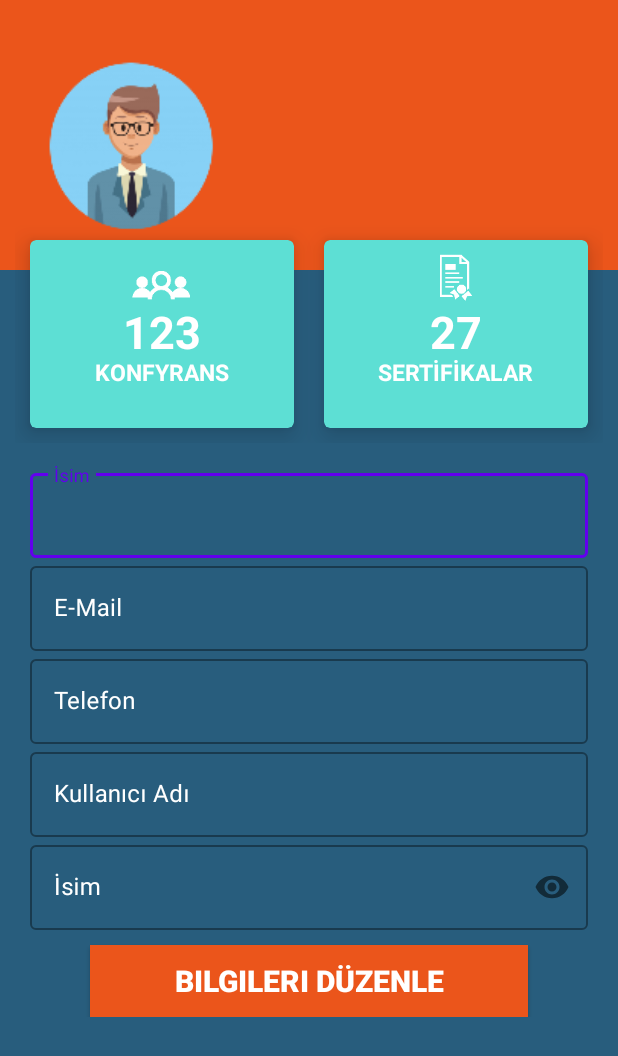
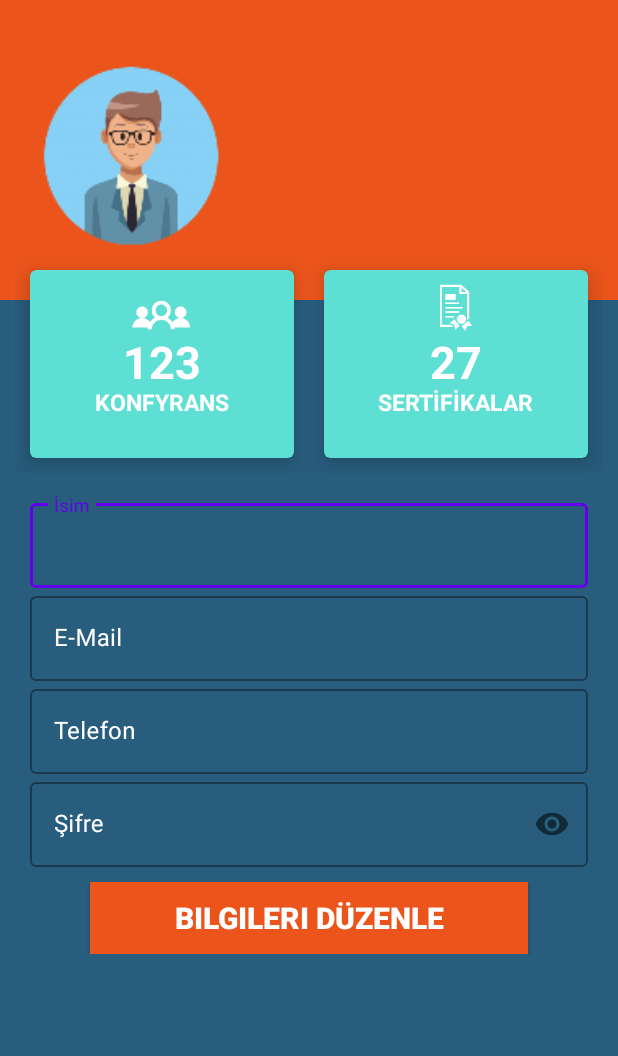
Before and after one commit to beratdevecioglu/KONFY, an Android app: the Profile screen opened directly, with no data from a screen before it, on a phone screen of 412 x 824 dp. Shown: the top 1056 px of the screen. Run offline under Robolectric (Android 15) with nearby library versions, the phone set to English and light mode, and no system bars; our stand-ins replace Firebase (no records; nobody signed in at launch, a user with empty details on screens opened directly).

Commit message:
Updating user data

```diff
--- a/app/src/main/java/com/example/senior/Profile.java
+++ b/app/src/main/java/com/example/senior/Profile.java
@@ -4,28 +4,37 @@ import androidx.appcompat.app.AppCompatActivity;
 
 import android.content.Intent;
 import android.os.Bundle;
+import android.view.View;
 import android.view.WindowManager;
 import android.widget.TextView;
+import android.widget.Toast;
 
 import com.google.android.material.textfield.TextInputLayout;
+import com.google.firebase.database.DatabaseReference;
+import com.google.firebase.database.FirebaseDatabase;
 
 public class Profile extends AppCompatActivity {
 
     TextView fullNameLabel, emailLabel;
     TextInputLayout  fullname, username, phonenumber, email, password;
+
+    String _NAME, _EMAIL, _PHONENUMBER, _USERNAME, _PASSWORD;
+
+    DatabaseReference reference;
+
     @Override
     protected void onCreate(Bundle savedInstanceState) {
         getWindow().setFlags(WindowManager.LayoutParams.FLAG_FULLSCREEN, WindowManager.LayoutParams.FLAG_FULLSCREEN);
         super.onCreate(savedInstanceState);
         setContentView(R.layout.activity_profile);
 
+        reference = FirebaseDatabase.getInstance().getReference("accounts");
         //Hooks
         fullNameLabel = findViewById(R.id.fullest_name);
         emailLabel = findViewById(R.id.show_email);
         fullname = findViewById(R.id.fullest_name_profile);
         email = findViewById(R.id.email_profile);
         phonenumber = findViewById(R.id.phonenumber_profile);
-        username = findViewById(R.id.username_profile);
         password = findViewById(R.id.password_profile);
 
         showAllUserData();
@@ -36,22 +45,60 @@ public class Profile extends AppCompatActivity {
 
             Intent intent = getIntent();
 
-            String account_name = intent.getStringExtra("fdname");
-            String account_username = intent.getStringExtra("fdusername");
-            String account_phonenumber = intent.getStringExtra("fdphonenumber");
-            String account_email = intent.getStringExtra("fdemail");
-            String account_password = intent.getStringExtra("fdpassword");
+            _NAME = intent.getStringExtra("fdname");
+            _USERNAME = intent.getStringExtra("fdusername");
+            _PHONENUMBER = intent.getStringExtra("fdphonenumber");
+            _EMAIL = intent.getStringExtra("fdemail");
+            _PASSWORD = intent.getStringExtra("fdpassword");
 
-            fullNameLabel.setText(account_name);
-            emailLabel.setText(account_username);
-            fullname.getEditText().setText(account_name);
-            email.getEditText().setText(account_email);
-            phonenumber.getEditText().setText(account_phonenumber);
-            username.getEditText().setText(account_username);
-            password.getEditText().setText(account_password);
+            fullNameLabel.setText(_NAME);
+            emailLabel.setText(_EMAIL);
+            fullname.getEditText().setText(_NAME);
+            email.getEditText().setText(_EMAIL);
+            phonenumber.getEditText().setText(_PHONENUMBER);
+            password.getEditText().setText(_PASSWORD);
 
 
         }
 
+        public void update(View view) {
 
+            if (isNameChanged() || isPasswordChanged()) {
+                Toast.makeText(this, "Bilgileriniz başarıyla güncellendi.", Toast.LENGTH_LONG).show();
+            }
+            else{
+                Toast.makeText(this, "Bilgilerinizin güncellemesi için değişiklik yapmanız gerekiyor.", Toast.LENGTH_LONG).show();
+
+            }
+
+        }
+
+
+
+
+        private boolean isPasswordChanged()  {
+            if(!_PASSWORD.equals(password.getEditText().getText().toString())) {
+                reference.child(_USERNAME).child("fdpassword").setValue(password.getEditText().getText().toString());
+                _PASSWORD = password.getEditText().getText().toString();
+                return true;
+            }else{
+                return false;
+            }
+
+
+         }
+
+       private boolean isNameChanged() {
+
+        if(!_NAME.equals(fullname.getEditText().getText().toString())) {
+            reference.child(_USERNAME).child("fdname").setValue(fullname.getEditText().getText().toString());
+            _NAME = fullname.getEditText().getText().toString();
+            return true;
+        }else{
+            return false;
+        }
+
+
+
+    }
 }
--- a/app/src/main/res/layout/activity_profile.xml
+++ b/app/src/main/res/layout/activity_profile.xml
@@ -15,7 +15,7 @@
 
         <RelativeLayout
             android:layout_width="match_parent"
-            android:layout_height="180dp"
+            android:layout_height="200dp"
             android:background="#eb551b">
 
             <ImageView
@@ -210,30 +210,13 @@
 
             </com.google.android.material.textfield.TextInputLayout>
 
-            <com.google.android.material.textfield.TextInputLayout
-                android:id="@+id/username_profile"
-                style="@style/Widget.MaterialComponents.TextInputLayout.OutlinedBox"
-                android:layout_width="match_parent"
-                android:layout_height="wrap_content"
-                android:hint="Kullanıcı Adı"
-                android:textColorHint="#ffffff">
-
-                <com.google.android.material.textfield.TextInputEditText
-
-                    android:layout_width="match_parent"
-                    android:layout_height="wrap_content"
-                    android:drawablePadding="10dp"
-                    android:textColor="#ffffff" />
-
-
-            </com.google.android.material.textfield.TextInputLayout>
 
             <com.google.android.material.textfield.TextInputLayout
                 android:id="@+id/password_profile"
                 style="@style/Widget.MaterialComponents.TextInputLayout.OutlinedBox"
                 android:layout_width="match_parent"
                 android:layout_height="wrap_content"
-                android:hint="İsim"
+                android:hint="Şifre"
                 android:textColorHint="#ffffff"
                 app:passwordToggleEnabled="true">
 
@@ -254,6 +237,7 @@
                 android:layout_marginTop="10dp"
                 android:layout_marginRight="40dp"
                 android:background="#eb551b"
+                android:onClick="update"
                 android:text="Bilgileri Düzenle"
                 android:textColor="#ffffff"
                 android:textSize="20sp"
```
